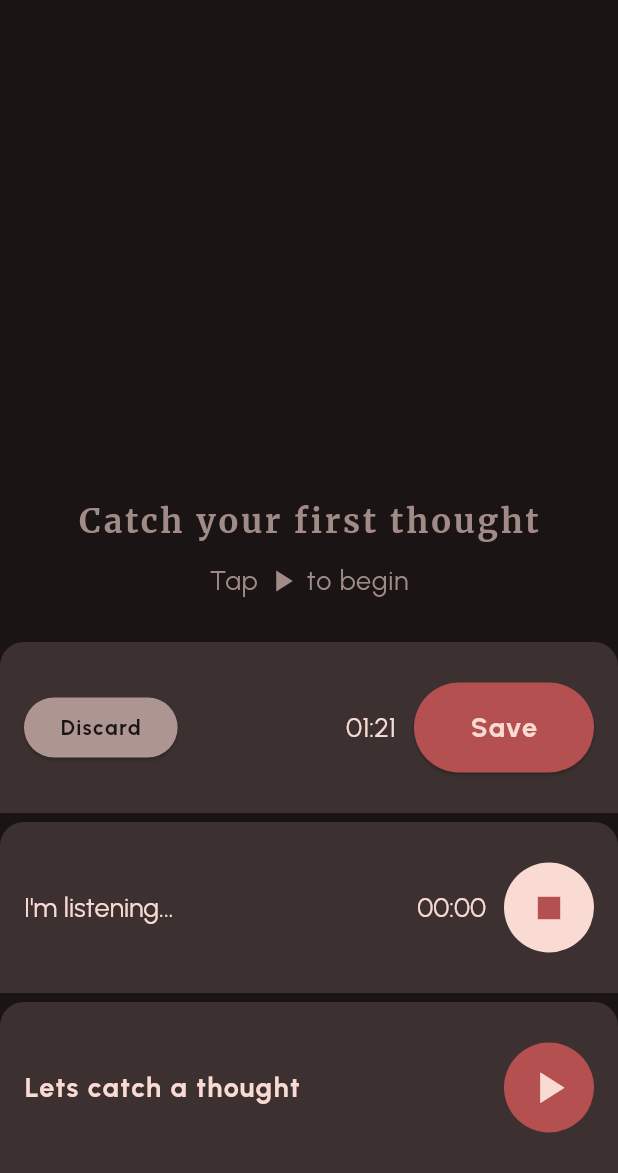
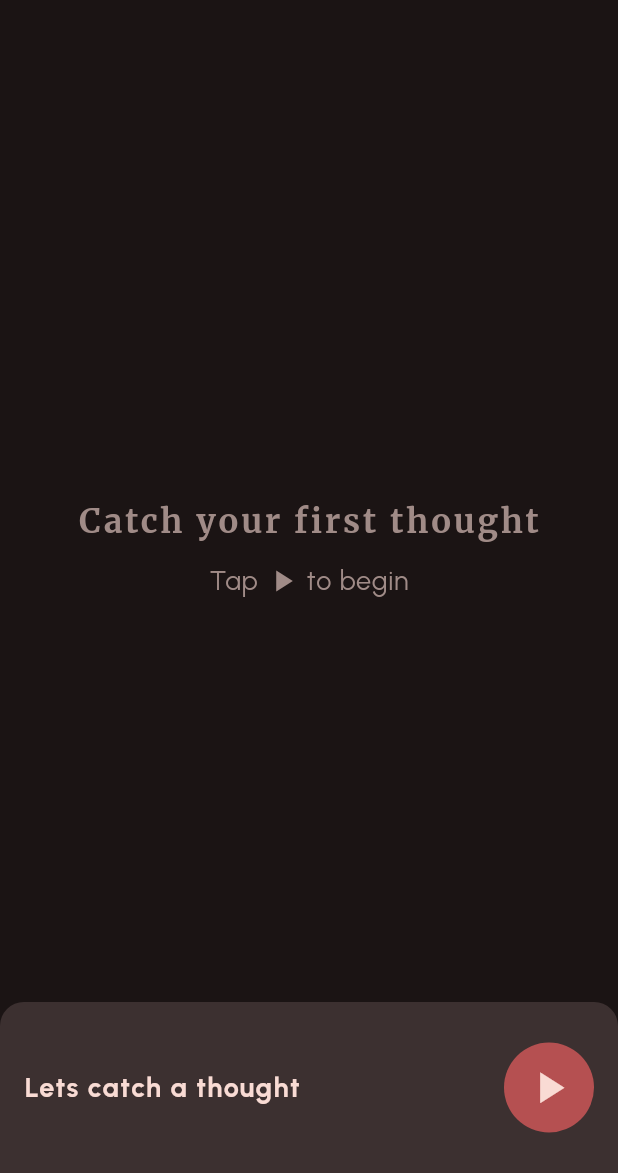
Before and after one commit to Hap-pie/HGHACKATHON-Dreamcatcher, a Flutter app: the screen it shows after launch, on a phone screen of 412 x 824 dp, the part 63-1236 px from its top. Run offline on Flutter 3.47's test engine with Material 3 defaults, Android fonts, the phone set to English and light mode, and no system bars; our stand-ins replace google_fonts.

Commit message:
Recording State UI Logic
recording bar now display the according UI components based on the state of the recording process

```diff
--- a/dreamcathcer/lib/main.dart
+++ b/dreamcathcer/lib/main.dart
@@ -9,13 +9,14 @@ void main() {
   runApp(const MyApp());
 }
 
-bool playOrStopHandler = true;
+Widget BottomRecordingBar = Container();
 
-enum RecordingState { defaultState, recording, archiveState}
-var currentRecordingState = RecordingState.defaultState;
+enum RecordingState { start, recording, archive }
 
-Color emptyPink =  Color(0xffA08B87);
-Color mainPink =  Color(0xffF9DBD4);
+var currentRecordingState = RecordingState.start;
+
+Color emptyPink = Color(0xffA08B87);
+Color mainPink = Color(0xffF9DBD4);
 Color accentPink = Color(0xffB55051);
 
 double marginXLarge = 64;
@@ -27,29 +28,25 @@ TextStyle emptyStateFontMerri = GoogleFonts.merriweather(
     color: emptyPink,
     fontSize: 22,
     fontWeight: FontWeight.bold,
-  letterSpacing: 2
-);
+    letterSpacing: 2);
 
 TextStyle emptyStateFontUrban = GoogleFonts.urbanist(
     color: emptyPink,
     fontSize: 18,
     fontWeight: FontWeight.normal,
-  letterSpacing: 0.5
-);
+    letterSpacing: 0.5);
 
 TextStyle ctaJosefin = GoogleFonts.urbanist(
     color: mainPink,
     fontSize: 18,
     fontWeight: FontWeight.bold,
-  letterSpacing: 1
-);
+    letterSpacing: 1);
 
 TextStyle timer = GoogleFonts.urbanist(
     color: mainPink,
     fontSize: 18,
     fontWeight: FontWeight.normal,
-  letterSpacing: 0
-);
+    letterSpacing: 0);
 
 class MyApp extends StatelessWidget {
   const MyApp({super.key});
@@ -73,41 +70,30 @@ class MyHomePage extends StatefulWidget {
 }
 
 class _MyHomePageState extends State<MyHomePage> {
-
-
-  late RecordingState _recordingState;
   @override
   Widget build(BuildContext context) {
-    _recordingState = currentRecordingState;
-    currentRecordingState = currentRecordingState;
     return Scaffold(
       backgroundColor: const Color(0xff1B1414),
       appBar: AppBar(
         centerTitle: true,
         backgroundColor: Colors.transparent,
-        title:
-          Text(
-            widget.title,
+        title: Text(widget.title,
             style: GoogleFonts.urbanist(
                 color: const Color(0xffFF9B71),
                 fontSize: 22,
-              fontWeight: FontWeight.bold
-            )),),
+                fontWeight: FontWeight.bold)),
+      ),
       body: Center(
-        child: Stack(
-          children: <Widget>[
+        child: Stack(children: <Widget>[
           Column(
             mainAxisAlignment: MainAxisAlignment.center,
             children: <Widget>[
-              Text(
-                'Catch your first thought',
-               style: emptyStateFontMerri
-                ),
+              Text('Catch your first thought', style: emptyStateFontMerri),
               // Column Margin
               SizedBox(height: marginMedium),
               Row(
                 mainAxisAlignment: MainAxisAlignment.center,
-                  children: <Widget> [
+                children: <Widget>[
                   Text(
                     'Tap',
                     style: emptyStateFontUrban,
@@ -122,7 +108,6 @@ class _MyHomePageState extends State<MyHomePage> {
                     'to begin',
                     style: emptyStateFontUrban,
                   ),
-
                 ],
               ),
               SizedBox(height: marginXLarge)
@@ -138,68 +123,123 @@ class _MyHomePageState extends State<MyHomePage> {
                       borderRadius: BorderRadius.only(
                         topLeft: Radius.circular(16.0),
                         topRight: Radius.circular(16.0),
-
-                )
-               ),
-               child: StartRecordingWidget(),
-               )
-              ),
-
-          Positioned(
-            bottom: 120,
-            child: Container(
-               height: 114,
-               width: MediaQuery.of(context).size.width,
-               decoration: const BoxDecoration(
-                color: Color(0xff3C3030),
-                borderRadius: BorderRadius.only(
-                  topLeft: Radius.circular(16.0),
-                  topRight: Radius.circular(16.0),
-
-                )
-               ),
-               child: StopRecordingWidget(),
-               )
-              ),
-
-            Positioned(
-              bottom: 240,
-              child: Container(
-                height: 114,
-                width: MediaQuery.of(context).size.width,
-                decoration: const BoxDecoration(
-                  color: Color(0xff3C3030),
-                  borderRadius: BorderRadius.only(
-                    topLeft: Radius.circular(16.0),
-                    topRight: Radius.circular(16.0),
-
-              )
-              ),
-               child: ArchiveBottomBarState(),
-            )
-          ),
-
-          ]
+                      )),
+                  child: currentRecordingState == RecordingState.start
+                      ? Row(
+                          children: [
+                            SizedBox(width: marginDefault),
+                            Text('Lets catch a thought', style: ctaJosefin),
+                            Spacer(),
+                            CircleAvatar(
+                              radius: 30,
+                              backgroundColor: accentPink,
+                              child: Center(
+                                child: Ink(
+                                  decoration: ShapeDecoration(
+                                      color: mainPink, shape: CircleBorder()),
+                                  child: IconButton(
+                                    iconSize: 35,
+                                    onPressed: () => setState(() {
+                                      currentRecordingState =
+                                          RecordingState.recording;
+                                    }),
+                                    icon: Icon(Icons.play_arrow),
+                                    color: mainPink,
                                   ),
                                 ),
+                              ),
+                            ),
+                            SizedBox(width: marginDefault),
+                          ],
+                        )
+                      : currentRecordingState == RecordingState.recording
+                          ? Row(
+                              children: [
+                                SizedBox(width: marginDefault),
+                                Text(
+                                  "I'm listening...",
+                                  style: timer,
+                                ),
+                                Spacer(),
+                                Row(
+                                  children: [
+                                    Text('00:00', style: timer),
+                                    SizedBox(width: marginMedium),
+                                    CircleAvatar(
+                                      radius: 30,
+                                      backgroundColor: mainPink,
+                                      child: Center(
+                                        child: Ink(
+                                          decoration: ShapeDecoration(
+                                              color: mainPink,
+                                              shape: CircleBorder()),
+                                          child: IconButton(
+                                            iconSize: 20,
+                                            onPressed: () => setState(() {
+                                              currentRecordingState =
+                                                  RecordingState.archive;
+                                              // Stop recording function here
+                                            }),
+                                            icon: Icon(Icons.square),
+                                            color: accentPink,
+                                          ),
+                                        ),
+                                      ),
+                                    ),
+                                    SizedBox(width: marginDefault),
+                                  ],
+                                ),
+                              ],
+                            )
+                          : Row(
+                              children: [
+                                SizedBox(width: marginDefault),
+                                ElevatedButton(
+                                  style: ElevatedButton.styleFrom(
+                                    backgroundColor: Color(0xffAD9692),
+                                  ),
+                                  onPressed: () {},
+                                  child: Text(
+                                    'Discard',
+                                    style: GoogleFonts.urbanist(
+                                        letterSpacing: 1,
+                                        fontWeight: FontWeight.bold,
+                                        color: Color(0xff1B1414)),
+                                  ),
+                                ),
+                                Spacer(),
+                                Row(
+                                  children: [
+                                    Text('01:21', style: timer),
+                                    SizedBox(width: marginMedium),
+                                    Center(
+                                      child: ElevatedButton(
+                                        style: ElevatedButton.styleFrom(
+                                          fixedSize: Size(120, 60),
+                                          backgroundColor: accentPink,
+                                        ),
+                                        onPressed: () => setState(() {
+                                          currentRecordingState =
+                                              RecordingState.start;
+                                        }),
+                                        child: Text(
+                                          'Save',
+                                          style: GoogleFonts.urbanist(
+                                              letterSpacing: 1,
+                                              fontSize: 18,
+                                              fontWeight: FontWeight.bold,
+                                              color: mainPink),
+                                        ),
+                                      ),
+                                    ),
+                                    SizedBox(width: marginDefault),
+                                  ],
+                                ),
+                              ],
+                            ))),
+        ]),
+      ),
     );
-  }
-}
-
-Widget buttonHandler(RecordingState state) {
-  switch (state) {
-
-    case RecordingState.defaultState:
-      print('state: $state');
-      return StartRecordingWidget();
-
-
-    case RecordingState.recording:
-      print('state: $state');
-      return StopRecordingWidget();
-
-
-    default: return Container();
   }
 }
 
@@ -215,31 +255,20 @@ class _StartRecordingWidgetState extends State<StartRecordingWidget> {
   Widget build(BuildContext context) {
     return Row(
       children: [
-
         SizedBox(width: marginDefault),
-
-        Text(
-          'Lets catch a thought',
-          style: ctaJosefin
-          ),
-
+        Text('Lets catch a thought', style: ctaJosefin),
         Spacer(),
-
         CircleAvatar(
           radius: 30,
           backgroundColor: accentPink,
           child: Center(
             child: Ink(
-            decoration: ShapeDecoration(
-              color: mainPink,
-              shape: CircleBorder()
-            ),
+              decoration:
+                  ShapeDecoration(color: mainPink, shape: CircleBorder()),
               child: IconButton(
                 iconSize: 35,
                 onPressed: () => setState(() {
-
                   // Start recording function here
-
                 }),
                 icon: Icon(Icons.play_arrow),
                 color: mainPink,
@@ -247,125 +276,8 @@ class _StartRecordingWidgetState extends State<StartRecordingWidget> {
             ),
           ),
         ),
-
         SizedBox(width: marginDefault),
-
       ],
     );
   }
 }
-
-class StopRecordingWidget extends StatefulWidget {
-  const StopRecordingWidget({super.key});
-
-  @override
-  State<StopRecordingWidget> createState() => _StopRecordingWidgetState();
-}
-
-class _StopRecordingWidgetState extends State<StopRecordingWidget> {
-  @override
-  Widget build(BuildContext context) {
-    return Row(
-      children: [
-
-        SizedBox(width: marginDefault),
-
-        Text(
-          "I'm listening...",
-          style: timer,
-        ),
-
-        Spacer(),
-
-        Row(
-          children: [
-            Text('00:00', style: timer),
-            SizedBox(width: marginMedium),
-            CircleAvatar(
-              radius: 30,
-              backgroundColor: mainPink,
-              child: Center(
-                child: Ink(
-                decoration: ShapeDecoration(
-                  color: mainPink,
-                  shape: CircleBorder()
-                ),
-                child: IconButton(
-                  iconSize: 20,
-                  onPressed: () => setState(() {
-
-                    // Stop recording function here
-
-                  }),
-                  icon: Icon(Icons.square),
-                  color: accentPink,
-                ),
-              ),
-            ),
-            ),
-
-          SizedBox(width: marginDefault),
-
-          ],
-        ),
-      ],
-    );
-  }
-}
-
-class ArchiveBottomBarState extends StatefulWidget {
-  const ArchiveBottomBarState({super.key});
-
-  @override
-  State<ArchiveBottomBarState> createState() => __ArchiveBottomBarStateState();
-}
-
-class __ArchiveBottomBarStateState extends State<ArchiveBottomBarState> {
-  @override
-  Widget build(BuildContext context) {
-    return Row(
-      children: [
-
-        SizedBox(width: marginDefault),
-
-        ElevatedButton(
-          style: ElevatedButton.styleFrom(
-            backgroundColor: Color(0xffAD9692),
-          ),
-          onPressed: () {
-            // delete recording function here
-          },
-          child: Text(
-            'Discard', style: GoogleFonts.urbanist(letterSpacing: 1, fontWeight: FontWeight.bold, color: Color(0xff1B1414)),
-          ),
-          ),
-
-        Spacer(),
-
-        Row(
-          children: [
-            Text('01:21', style: timer),
-            SizedBox(width: marginMedium),
-            Center(
-              child: ElevatedButton(
-                style: ElevatedButton.styleFrom(
-                  fixedSize: Size(120, 60),
-                  backgroundColor: accentPink,
-                ),
-              onPressed: () {
-                // save recording function here
-              },
-              child: Text(
-                'Save', style: GoogleFonts.urbanist(letterSpacing: 1, fontSize: 18, fontWeight: FontWeight.bold, color: mainPink),
-              ),
-                          ),
-                      ),
-
-          SizedBox(width: marginDefault),
-
-          ],
-        ),
-      ],
-    );
-  }
-}
```
Also changed, not shown: dreamcathcer/lib/page_widget.dart (added). Lines whose indentation alone changed are shown as unchanged.
